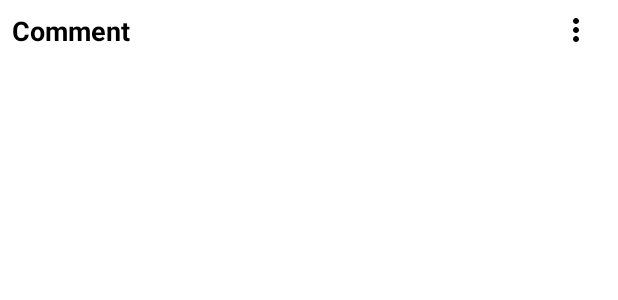
After one commit to SarkisChohmalian/MathHub, an Android app: the layout item_comment.xml on its own in the app's theme, with its tools: preview values and no code run, on a phone screen of 412 x 824 dp. The commit adds this screen. Shown: the top 300 px of the screen. Run offline under Robolectric (Android 15) with nearby library versions, the phone set to English and light mode, and no system bars.

Commit message:
comments finally added.

```diff
--- /dev/null
+++ b/app/src/main/res/layout/item_comment.xml
@@ -0,0 +1,31 @@
+<?xml version="1.0" encoding="utf-8"?>
+<LinearLayout xmlns:android="http://schemas.android.com/apk/res/android"
+    android:layout_width="match_parent"
+    android:layout_height="wrap_content"
+    android:orientation="horizontal">
+
+    <TextView
+        android:id="@+id/commentTextView"
+        android:layout_width="0dp"
+        android:layout_height="wrap_content"
+        android:layout_weight="1"
+        android:padding="8dp"
+        android:maxLines="3"
+        android:ellipsize="end"
+        android:text="Comment"
+        android:textStyle="bold"
+        android:textSize="18sp"
+        android:textColor="@android:color/black" />
+
+    <ImageView
+        android:id="@+id/threeDotImageView"
+        android:layout_width="wrap_content"
+        android:layout_height="wrap_content"
+        android:src="@drawable/threedots"
+        android:padding="8dp"
+        android:contentDescription="More options"
+        android:layout_gravity="center_vertical"
+        android:layout_marginStart="8dp"
+        android:layout_marginEnd="8dp"/>
+
+</LinearLayout>
```
Also changed, not shown: app/src/main/AndroidManifest.xml (+5 -2 lines), app/src/main/java/com/example/mathhub/Comment.java (added, +36 -0 lines), app/src/main/java/com/example/mathhub/CommentsActivity.java (added, +111 -0 lines), app/src/main/java/com/example/mathhub/CommentsAdapter.java (added, +52 -0 lines), app/src/main/java/com/example/mathhub/HomeFragment.java (+8 -36 lines), app/src/main/java/com/example/mathhub/PostAdapter.java (+23 -12 lines), app/src/main/java/com/example/mathhub/Report.java (+22 -1 lines), app/src/main/res/layout/activity_comments.xml (added, +57 -0 lines).
